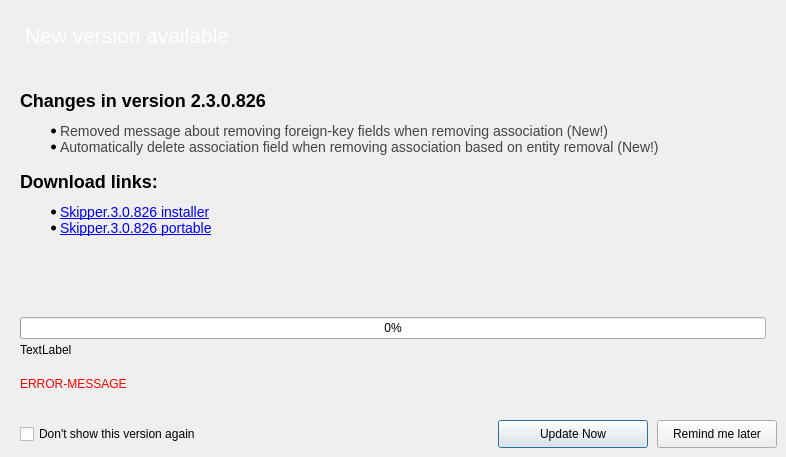
Qt form src/axPlugins/UpdateChecker/Gui/dialogNewVersionAvailable.ui (Atlantic18/skipper-translation) before a commit.
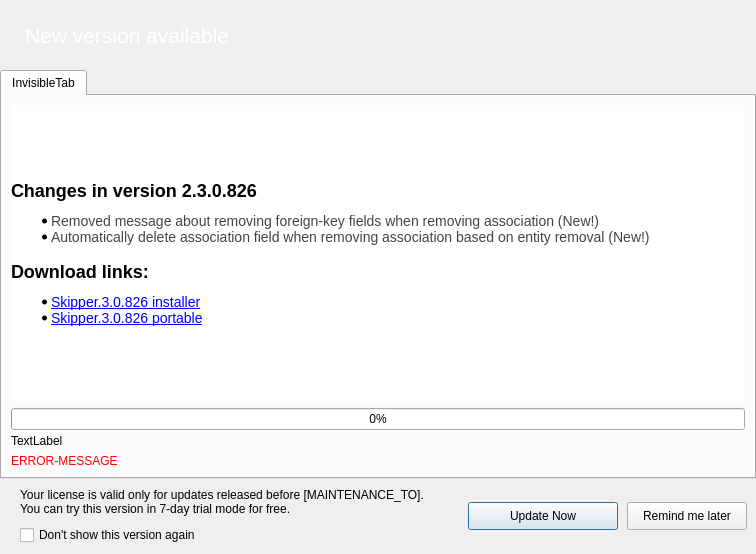
The same form after that commit. Icons and pictures are not drawn.

Commit message: updated translations for latest skipper version

What changed in the file:
```diff
--- a/src/axPlugins/UpdateChecker/Gui/dialogNewVersionAvailable.ui
+++ b/src/axPlugins/UpdateChecker/Gui/dialogNewVersionAvailable.ui
@@ -6,18 +6,27 @@
    <rect>
     <x>0</x>
     <y>0</y>
-    <width>786</width>
-    <height>457</height>
+    <width>756</width>
+    <height>554</height>
    </rect>
   </property>
   <property name="windowTitle">
    <string>New version [VER]</string>
   </property>
-  <layout class="QVBoxLayout" name="verticalLayout">
+  <layout class="QVBoxLayout" name="verticalLayout_3">
    <property name="spacing">
     <number>0</number>
    </property>
-   <property name="margin">
+   <property name="leftMargin">
+    <number>0</number>
+   </property>
+   <property name="topMargin">
+    <number>0</number>
+   </property>
+   <property name="rightMargin">
+    <number>0</number>
+   </property>
+   <property name="bottomMargin">
     <number>0</number>
    </property>
    <item>
@@ -31,11 +40,6 @@
      <property name="autoFillBackground">
       <bool>false</bool>
      </property>
-     <property name="styleSheet">
-      <string notr="true">#frameHeader { 
-background-image: url(:/LargeImages/wizard_top_header);
-}</string>
-     </property>
      <property name="frameShape">
       <enum>QFrame::NoFrame</enum>
      </property>
@@ -97,16 +101,65 @@
     </widget>
    </item>
    <item>
-    <widget class="QFrame" name="frameWhite">
-     <layout class="QVBoxLayout" name="verticalLayout_3">
+    <widget class="QTabWidget" name="tabWidget">
+     <property name="tabShape">
+      <enum>QTabWidget::Rounded</enum>
+     </property>
+     <widget class="QWidget" name="tab">
+      <attribute name="title">
+       <string notr="true">InvisibleTab</string>
+      </attribute>
+      <layout class="QVBoxLayout" name="verticalLayout">
+       <item>
+        <widget class="QScrollArea" name="scrollArea">
+         <property name="styleSheet">
+          <string notr="true"/>
+         </property>
+         <property name="frameShape">
+          <enum>QFrame::NoFrame</enum>
+         </property>
+         <property name="frameShadow">
+          <enum>QFrame::Plain</enum>
+         </property>
+         <property name="lineWidth">
+          <number>0</number>
+         </property>
+         <property name="widgetResizable">
+          <bool>true</bool>
+         </property>
+         <widget class="QWidget" name="scrollAreaWidgetContents">
+          <property name="geometry">
+           <rect>
+            <x>0</x>
+            <y>0</y>
+            <width>732</width>
+            <height>297</height>
+           </rect>
+          </property>
+          <layout class="QVBoxLayout" name="verticalLayout_2">
       <property name="spacing">
-       <number>20</number>
-      </property>
-      <property name="margin">
-       <number>20</number>
+            <number>0</number>
+           </property>
+           <property name="leftMargin">
+            <number>0</number>
+           </property>
+           <property name="topMargin">
+            <number>0</number>
+           </property>
+           <property name="rightMargin">
+            <number>0</number>
+           </property>
+           <property name="bottomMargin">
+            <number>0</number>
       </property>
       <item>
        <widget class="QLabel" name="labelChanges">
+             <property name="autoFillBackground">
+              <bool>false</bool>
+             </property>
+             <property name="styleSheet">
+              <string notr="true">background-color: rgb(255, 255, 255);</string>
+             </property>
         <property name="text">
          <string notr="true">		&lt;html&gt;&lt;head&gt;
 			&lt;style type='text/css'&gt;
@@ -137,18 +190,9 @@
         </property>
        </widget>
       </item>
-      <item>
-       <spacer name="verticalSpacer">
-        <property name="orientation">
-         <enum>Qt::Vertical</enum>
-        </property>
-        <property name="sizeHint" stdset="0">
-         <size>
-          <width>20</width>
-          <height>40</height>
-         </size>
-        </property>
-       </spacer>
+          </layout>
+         </widget>
+        </widget>
       </item>
       <item>
        <layout class="QGridLayout" name="gridLayout">
@@ -156,19 +200,19 @@
          <number>4</number>
         </property>
         <item row="1" column="0">
-         <widget class="QLabel" name="labelProgress">
-          <property name="text">
-           <string>TextLabel</string>
-          </property>
-         </widget>
-        </item>
-        <item row="0" column="0">
          <widget class="QProgressBar" name="progressBar">
           <property name="value">
            <number>0</number>
           </property>
          </widget>
         </item>
+         <item row="2" column="0">
+          <widget class="QLabel" name="labelProgress">
+           <property name="text">
+            <string>TextLabel</string>
+           </property>
+          </widget>
+         </item>
        </layout>
       </item>
       <item>
@@ -191,9 +235,10 @@
       </item>
      </layout>
     </widget>
+    </widget>
    </item>
    <item>
-    <layout class="QHBoxLayout" name="buttonLayout">
+    <layout class="QHBoxLayout" name="buttonLayout" stretch="1,0,0,0">
      <property name="spacing">
       <number>9</number>
      </property>
@@ -210,6 +255,22 @@
       <number>9</number>
      </property>
      <item>
+      <layout class="QGridLayout" name="gridLayout_2">
+       <item row="0" column="0">
+        <widget class="QLabel" name="labelMaintenanceText">
+         <property name="font">
+          <font>
+           <pointsize>9</pointsize>
+           <italic>false</italic>
+          </font>
+         </property>
+         <property name="text">
+          <string>Your license is valid only for updates released before [MAINTENANCE_TO].
+You can try this version in 7-day trial mode for free.</string>
+         </property>
+        </widget>
+       </item>
+       <item row="1" column="0">
       <widget class="QCheckBox" name="checkboxSkipThisVersion">
        <property name="font">
         <font>
@@ -221,6 +282,8 @@
        </property>
       </widget>
      </item>
+      </layout>
+     </item>
      <item>
       <spacer name="horizontalSpacer">
        <property name="orientation">
```
Left out of the diff: 9 changed lines with no effect on the pictures. Lines whose indentation alone changed are shown as unchanged. The commit also changes 38 other files.
